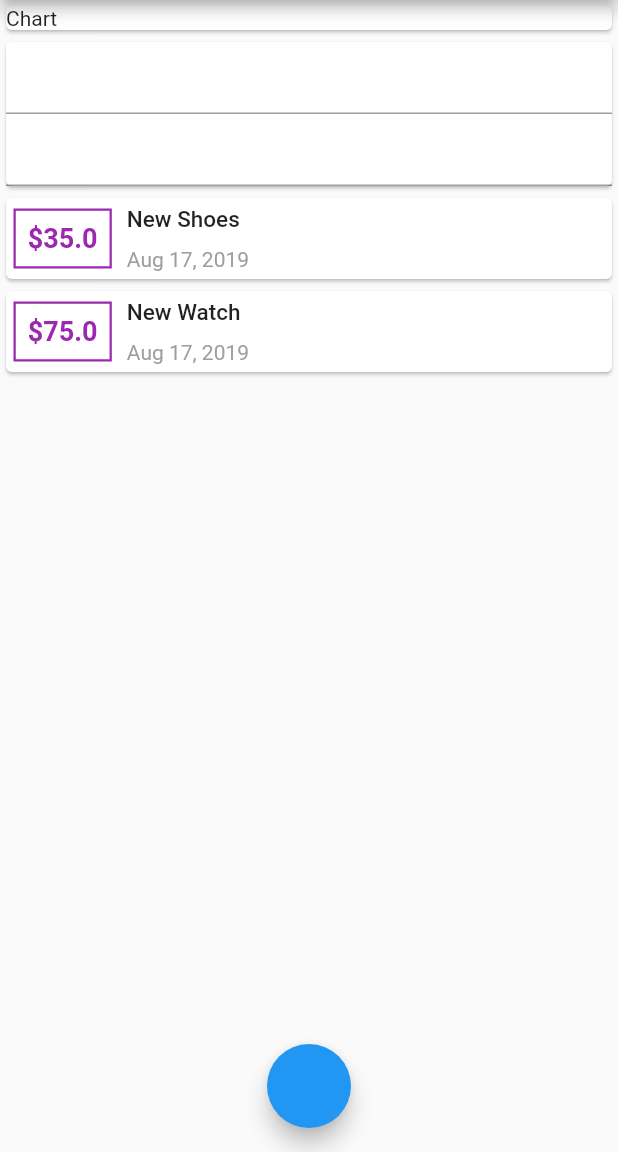
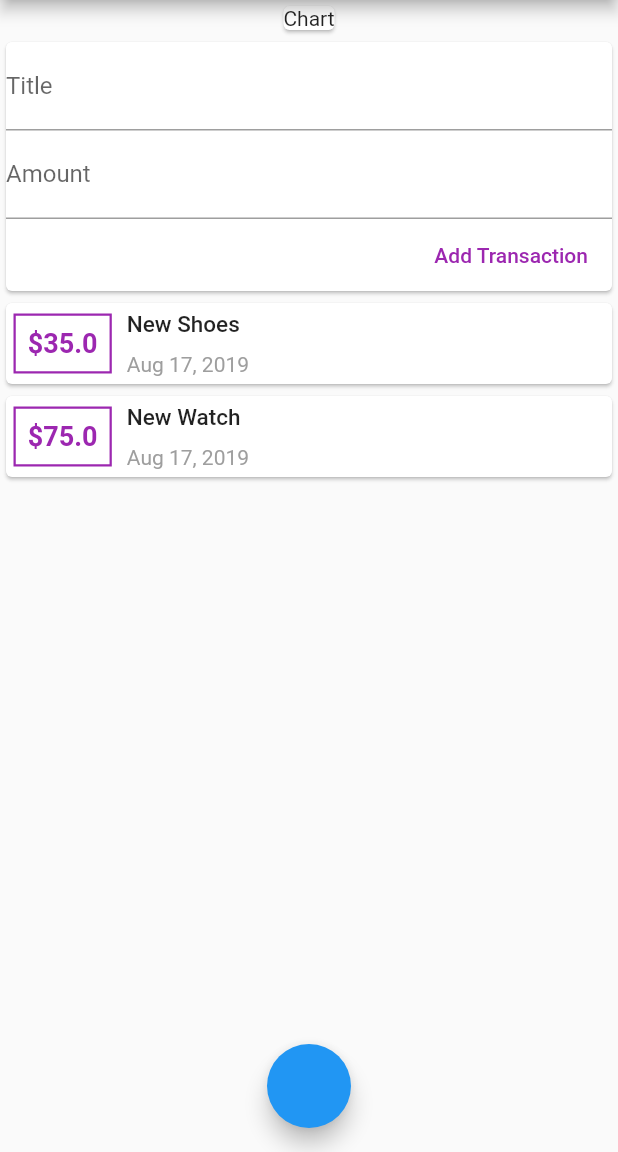
Before and after one commit to ashishs07/expenses, a Flutter app: the screen it shows after launch, on a phone screen of 412 x 824 dp, the part 84-1236 px from its top. Run offline on Flutter 3.47's test engine with Material 2 defaults, Android fonts, the phone set to English and light mode, and no system bars.

Commit message:
Adding Add Tx

```diff
--- a/lib/main.dart
+++ b/lib/main.dart
@@ -1,7 +1,7 @@
 import 'package:flutter/material.dart';
 
-import './transaction.dart';
-import './txcard.dart';
+import './widgets/user_tx.dart';
+import './widgets/tx_list.dart';
 
 void main() => runApp(MyApp());
 
@@ -20,21 +20,6 @@ class MyApp extends StatelessWidget {
 }
 
 class HomePage extends StatelessWidget {
-  final List<Transaction> transactions = [
-    Transaction(
-      id: 't1',
-      title: 'New Shoes',
-      amount: 35,
-      date: DateTime.now(),
-    ),
-    Transaction(
-      id: 't2',
-      title: 'New Watch',
-      amount: 75,
-      date: DateTime.now(),
-    ),
-  ];
-
   @override
   Widget build(BuildContext context) {
     return Scaffold(
@@ -48,22 +33,8 @@ class HomePage extends StatelessWidget {
       floatingActionButtonLocation: FloatingActionButtonLocation.centerFloat,
       body: ListView(
         children: <Widget>[
-          Card(
-            child: Text('Chart'),
-          ),
-          Card(
-              child: Column(
-            children: <Widget>[
-              TextField(),
-              TextField(),
-            ],
-          )),
-          Column(
-            crossAxisAlignment: CrossAxisAlignment.center,
-            children: transactions.map((tx) {
-              return TxCard(tx);
-            }).toList(),
-          ),
+          UserTransaction(),
+          TransactionList(),
         ],
       ),
     );
--- /dev/null
+++ b/lib/widgets/tx_list.dart
@@ -0,0 +1,37 @@
+import 'package:flutter/material.dart';
+
+import '../models/transaction.dart';
+
+import '../widgets/txcard.dart';
+
+class TransactionList extends StatefulWidget {
+  @override
+  _TransactionListState createState() => _TransactionListState();
+}
+
+class _TransactionListState extends State<TransactionList> {
+  final List<Transaction> _transactions = [
+    Transaction(
+      id: 't1',
+      title: 'New Shoes',
+      amount: 35,
+      date: DateTime.now(),
+    ),
+    Transaction(
+      id: 't2',
+      title: 'New Watch',
+      amount: 75,
+      date: DateTime.now(),
+    ),
+  ];
+
+  @override
+  Widget build(BuildContext context) {
+    return Column(
+      crossAxisAlignment: CrossAxisAlignment.center,
+      children: _transactions.map((tx) {
+        return TxCard(tx);
+      }).toList(),
+    );
+  }
+}
--- a/lib/txcard.dart
+++ b/lib/widgets/txcard.dart
@@ -1,7 +1,7 @@
 import 'package:flutter/material.dart';
 import 'package:intl/intl.dart';
 
-import './transaction.dart';
+import '../models/transaction.dart';
 
 class TxCard extends StatelessWidget {
   final Transaction tx;
--- /dev/null
+++ b/lib/widgets/user_tx.dart
@@ -0,0 +1,39 @@
+import 'package:flutter/material.dart';
+
+class UserTransaction extends StatelessWidget {
+  final titleController = TextEditingController();
+  final amountController = TextEditingController();
+
+  @override
+  Widget build(BuildContext context) {
+    return Column(
+      children: <Widget>[
+        Card(
+          child: Text('Chart'),
+        ),
+        Card(
+          child: Column(
+            crossAxisAlignment: CrossAxisAlignment.end,
+            children: <Widget>[
+              TextField(
+                decoration: InputDecoration(labelText: 'Title'),
+                controller: titleController,
+              ),
+              TextField(
+                decoration: InputDecoration(labelText: 'Amount'),
+                controller: amountController,
+              ),
+              FlatButton(
+                child: Text('Add Transaction'),
+                textColor: Colors.purple,
+                onPressed: () {
+                  print(titleController.text);
+                },
+              )
+            ],
+          ),
+        )
+      ],
+    );
+  }
+}
```
Also changed, not shown: lib/models/transaction.dart (renamed from lib/transaction.dart).
